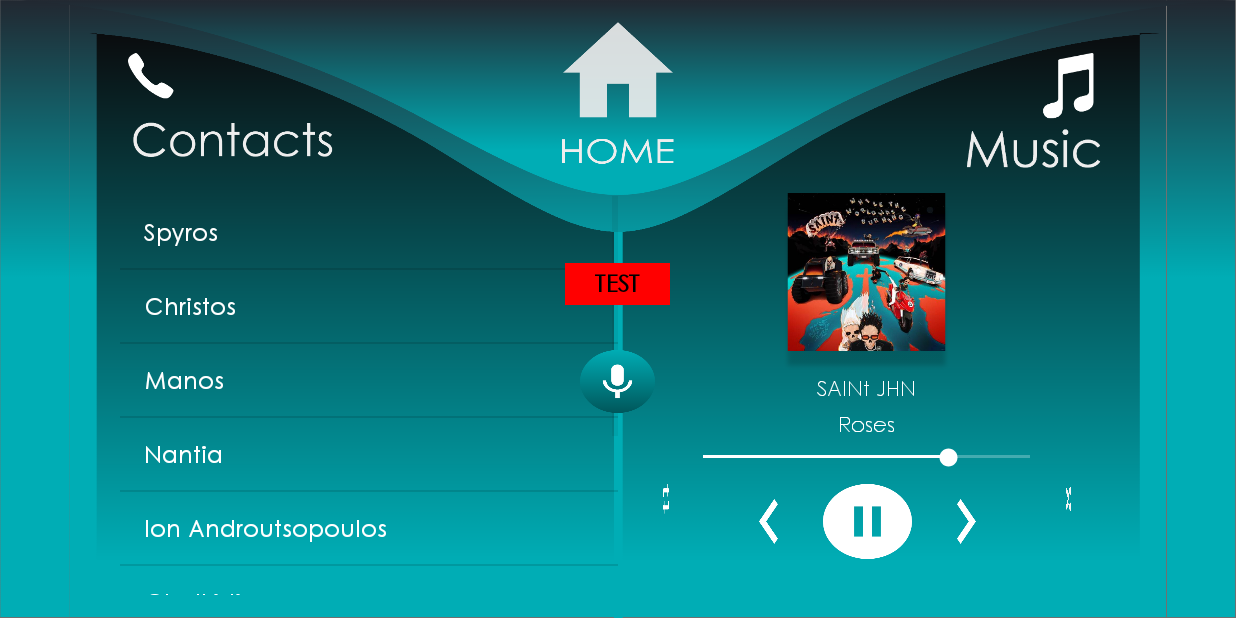
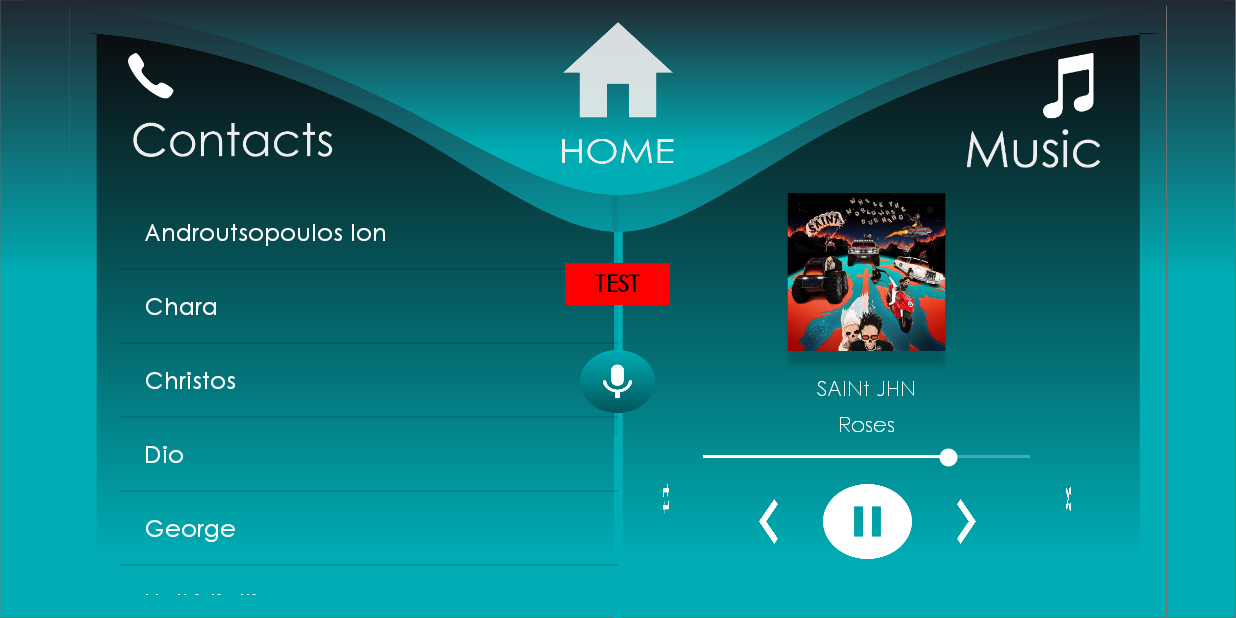
Before and after one commit to spyrosbazios/CarUI, an Android app: the PhoneActivity screen opened directly, with no data from a screen before it, on a phone screen of 824 x 412 dp (held sideways). Run offline under Robolectric (Android 15) with nearby library versions, the phone set to English and light mode, and no system bars.

Commit message:
sorted contact list and removed redundant imports

```diff
--- a/app/src/main/java/com/example/carui/GPSActivity.java
+++ b/app/src/main/java/com/example/carui/GPSActivity.java
@@ -3,11 +3,7 @@ package com.example.carui;
 import android.Manifest;
 import android.annotation.SuppressLint;
 import android.content.Intent;
-import android.media.Image;
 import android.os.Bundle;
-import android.util.DisplayMetrics;
-import android.util.Log;
-import android.view.MotionEvent;
 import android.view.View;
 import android.widget.Button;
 import android.widget.EditText;
@@ -24,8 +20,6 @@ import androidx.annotation.Nullable;
 import androidx.appcompat.app.AppCompatActivity;
 import androidx.constraintlayout.widget.ConstraintLayout;
 import androidx.core.app.ActivityCompat;
-
-import org.w3c.dom.Text;
 
 import java.util.ArrayList;
 
--- a/app/src/main/java/com/example/carui/PhoneActivity.java
+++ b/app/src/main/java/com/example/carui/PhoneActivity.java
@@ -23,9 +23,8 @@ import androidx.annotation.Nullable;
 import androidx.appcompat.app.AppCompatActivity;
 import androidx.core.app.ActivityCompat;
 
-import org.w3c.dom.Text;
-
 import java.util.ArrayList;
+import java.util.Arrays;
 
 public class PhoneActivity extends AppCompatActivity implements View.OnClickListener, UpdateUtilities{
 
@@ -35,7 +34,7 @@ public class PhoneActivity extends AppCompatActivity implements View.OnClickList
     private ListView contactListView;
     private int s;
     private final String[] songList = {"SAINt JHN-Roses", "Kanye West-Gorgeous", "Frank Ocean-Pyramids"};
-    private final String[] contactList = {"Spyros", "Christos", "Manos", "Nantia", "Ion Androutsopoulos", "Chalkidis", "Dio", "Chara", "George"};
+    private final String[] contactList = {"Spyros", "Christos", "Manos", "Nantia", "Androutsopoulos Ion", "Halkidis Ilias", "Dio", "Chara", "George"};
     private SeekBar musicSeekBar;
     private boolean playState;
     private SpeechRecognizer speechRecognizer;
@@ -76,6 +75,7 @@ public class PhoneActivity extends AppCompatActivity implements View.OnClickList
         musicSeekBar.setProgress(Utilities.MUSIC_PROGRESS);
 
         contactListView = (ListView)findViewById(R.id.contacts_listview);
+        Arrays.sort(contactList);
         final ArrayAdapter<String> contactAdapter = new ArrayAdapter<String>(this, android.R.layout.simple_list_item_1, contactList){
             @Override
             public View getView(int position, View convertView, ViewGroup parent) {
```
